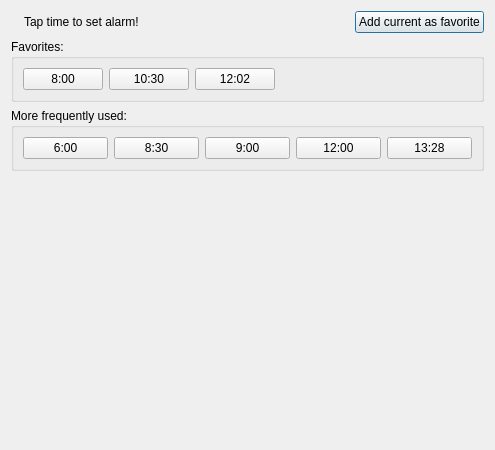
cpulvermacher/EvilAlarm, file Wakedo/alarmhistory.ui: the form before one commit.
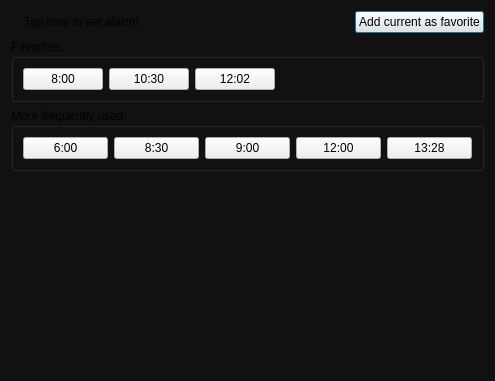
The form after the commit.

Commit message:
Change layout and colors for dialogs to suit evilalarm
Merge branch 'wakedo' of github.com:cpulvermacher/EvilAlarm into wakedo

Conflicts:
	Wakedo/about.ui

```diff
--- a/Wakedo/alarmhistory.ui
+++ b/Wakedo/alarmhistory.ui
@@ -7,7 +7,7 @@
     <x>0</x>
     <y>0</y>
     <width>495</width>
-    <height>450</height>
+    <height>381</height>
    </rect>
   </property>
   <property name="windowTitle">
@@ -16,7 +16,9 @@
   <property name="styleSheet">
    <string notr="true">QPushButton{
 height:2em !important;
-}</string>
+}QDialog{
+background-color:#111;
+color:#aaa; }</string>
   </property>
   <layout class="QVBoxLayout" name="verticalLayout">
    <item>
```
The commit also changes 2 other files.
